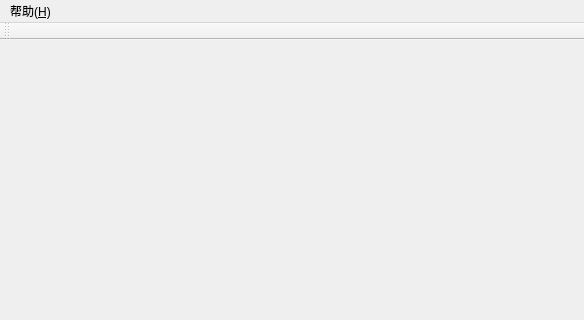
Qt form myclass.ui (zsjsll/bracket-turntable) before a commit; both pictures show x 0 to 584 and y 0 to 320 of the 584 by 750 pixel window.
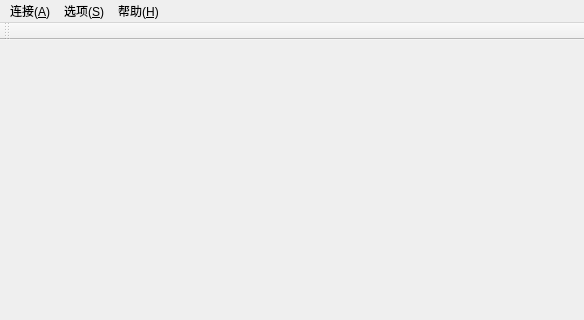
The same form after that commit.

Patch:
```diff
--- a/myclass.ui
+++ b/myclass.ui
@@ -23,7 +23,7 @@
      <height>23</height>
     </rect>
    </property>
-   <widget class="QMenu" name="menu">
+   <widget class="QMenu" name="menu_H">
     <property name="title">
      <string>帮助(&amp;H)</string>
     </property>
@@ -32,7 +32,22 @@
     <addaction name="actionHelp"/>
     <addaction name="actionWeb"/>
    </widget>
-   <addaction name="menu"/>
+   <widget class="QMenu" name="menu_C">
+    <property name="title">
+     <string>连接(&amp;A)</string>
+    </property>
+    <addaction name="actionConnect"/>
+    <addaction name="actionAutoConnect"/>
+   </widget>
+   <widget class="QMenu" name="menu_S">
+    <property name="title">
+     <string>选项(&amp;S)</string>
+    </property>
+    <addaction name="actionConfig"/>
+   </widget>
+   <addaction name="menu_C"/>
+   <addaction name="menu_S"/>
+   <addaction name="menu_H"/>
   </widget>
   <widget class="QToolBar" name="mainToolBar">
    <attribute name="toolBarArea">
```
Left out of the diff: 74 changed lines with no effect on the pictures.
